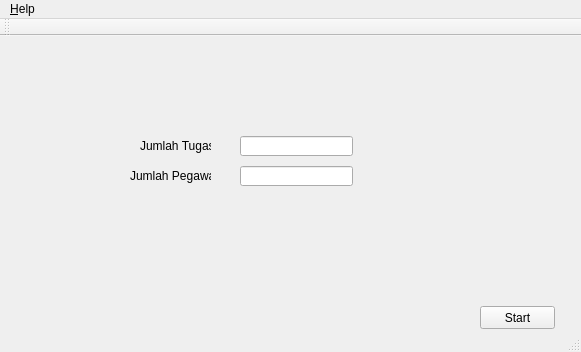
Old version of the form BCMModified/mainwindow.ui in the repository Averios/BCMModified.
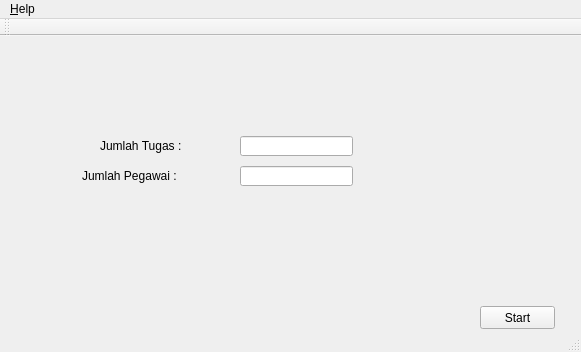
New version of the form.

```diff
--- a/BCMModified/mainwindow.ui
+++ b/BCMModified/mainwindow.ui
@@ -50,9 +50,9 @@
    <widget class="QLabel" name="label">
     <property name="geometry">
      <rect>
-      <x>140</x>
+      <x>100</x>
       <y>100</y>
-      <width>71</width>
+      <width>101</width>
       <height>20</height>
      </rect>
     </property>
@@ -63,9 +63,9 @@
    <widget class="QLabel" name="label_2">
     <property name="geometry">
      <rect>
-      <x>130</x>
+      <x>82</x>
       <y>130</y>
-      <width>81</width>
+      <width>121</width>
       <height>20</height>
      </rect>
     </property>
```
Left out of the diff: 2 changed lines with no effect on the pictures.
